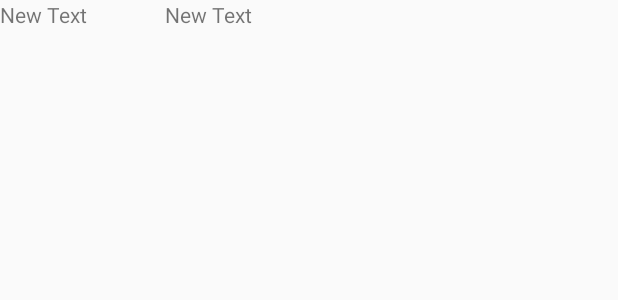
After one commit to RangerBlue/RadarBluetooth, an Android app: the layout list_row.xml on its own in the app's theme, with its tools: preview values and no code run, on a phone screen of 412 x 824 dp. The commit adds this screen. Shown: the top 300 px of the screen. Run offline under Robolectric (Android 15) with nearby library versions, the phone set to English and light mode, and no system bars.

Commit message:
Commit drugi

```diff
--- a/BR/app/src/main/AndroidManifest.xml
+++ b/BR/app/src/main/AndroidManifest.xml
@@ -19,7 +19,7 @@
             </intent-filter>
         </activity>
         <activity android:name=".FoundBTDevices" />
-        <activity android:name=".AlreadyPairedAdapter" />
+
         <activity android:name=".DataBaseValues"></activity>
     </application>
 
--- /dev/null
+++ b/BR/app/src/main/res/layout/list_row.xml
@@ -0,0 +1,22 @@
+<?xml version="1.0" encoding="utf-8"?>
+<RelativeLayout xmlns:android="http://schemas.android.com/apk/res/android"
+    android:orientation="vertical" android:layout_width="match_parent"
+    android:layout_height="match_parent">
+
+    <TextView
+        android:layout_width="wrap_content"
+        android:layout_height="wrap_content"
+        android:text="New Text"
+        android:id="@+id/Kol1"
+        android:layout_alignParentTop="true"
+        android:layout_alignParentStart="true" />
+
+    <TextView
+        android:layout_width="wrap_content"
+        android:layout_height="wrap_content"
+        android:text="New Text"
+        android:id="@+id/Kol2"
+        android:layout_alignParentTop="true"
+        android:layout_toEndOf="@+id/Kol1"
+        android:layout_marginStart="52dp" />
+</RelativeLayout>
--- a/BR/app/src/main/res/values/strings.xml
+++ b/BR/app/src/main/res/values/strings.xml
@@ -1,3 +1,5 @@
 <resources>
     <string name="app_name">BR</string>
+    <string name="action_settings">Settings</string>
+    <string name="title_activity_telefony">TelefonyActivity</string>
 </resources>
--- a/BR/build.gradle
+++ b/BR/build.gradle
@@ -5,7 +5,7 @@ buildscript {
         jcenter()
     }
     dependencies {
-        classpath 'com.android.tools.build:gradle:1.5.0'
+        classpath 'com.android.tools.build:gradle:2.0.0'
 
         // NOTE: Do not place your application dependencies here; they belong
         // in the individual module build.gradle files
```
Also changed, not shown: BR/app/src/main/java/com/example/kamil/br/DataBaseValues.java (+116 -7 lines), BR/app/src/main/java/com/example/kamil/br/MainActivity.java (+19 -1 lines), BR/app/src/main/res/layout/activity_data_base_values.xml (+8 -1 lines), BR/app/src/main/res/layout/activity_main.xml (+8 -0 lines), BR/app/src/main/res/menu/edycja.xml (added, +10 -0 lines), BR/app/src/main/res/menu/menu_main.xml (added, +14 -0 lines), BR/app/src/main/res/menu/pasek_kontekstowy.xml (added, +7 -0 lines), BR/gradle/wrapper/gradle-wrapper.properties.
